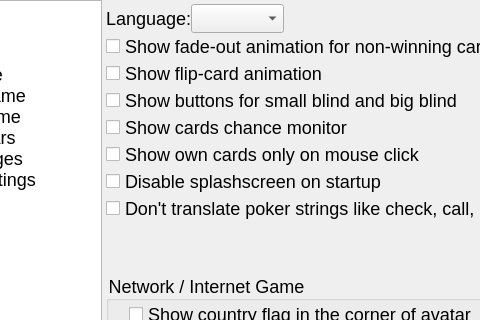
Qt form src/gui/qt/gui_800x480/settingsdialog_800x480.ui (pokerth/pokerth) before a commit; both pictures show x 98 to 578 and y 0 to 320 of the 800 by 424 pixel window.
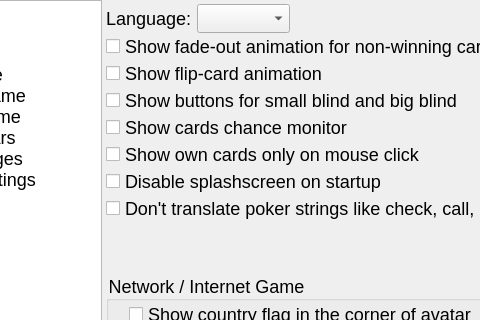
The same form after that commit. The open tabs and pages were chosen to show the change. Icons and pictures are not drawn. Custom widgets are drawn as their Qt base class.

```diff
--- a/src/gui/qt/gui_800x480/settingsdialog_800x480.ui
+++ b/src/gui/qt/gui_800x480/settingsdialog_800x480.ui
@@ -155,6 +155,9 @@
          </property>
          <item row="0" column="0">
           <layout class="QHBoxLayout">
+           <property name="spacing">
+            <number>6</number>
+           </property>
            <item>
             <widget class="QLabel" name="label_14">
              <property name="styleSheet">
```
Left out of the diff: 62 changed lines with no effect on the pictures.
